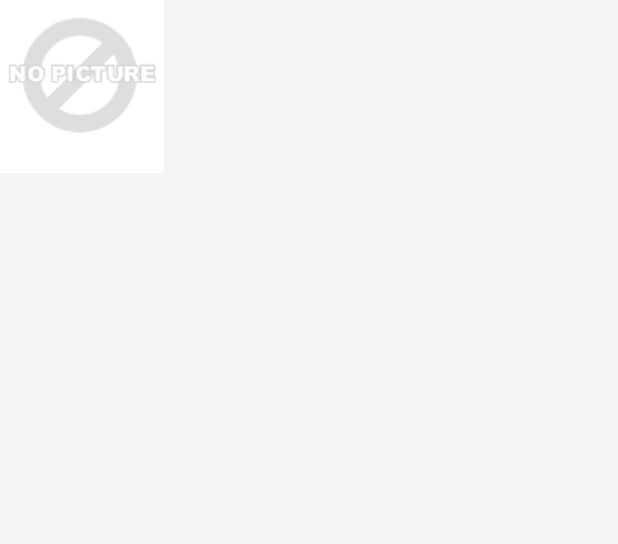
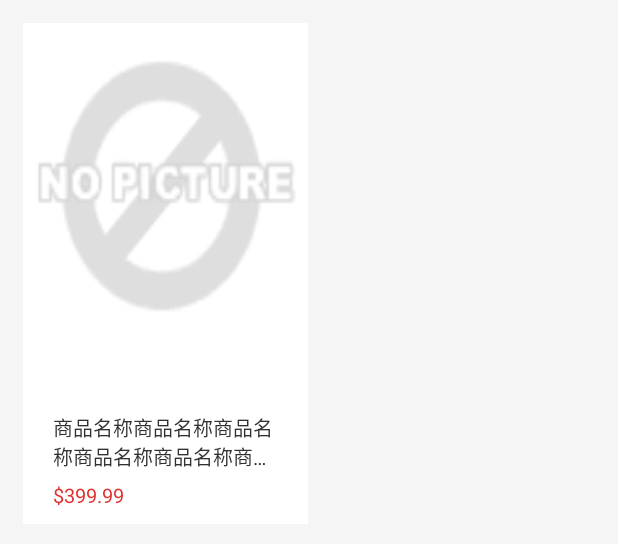
Before and after one commit to CQWAN/fulicenter-201612, an Android app: the layout item_goods.xml on its own in the app's theme, with its tools: preview values and no code run, on a phone screen of 412 x 824 dp. Shown: the top 544 px of the screen. Run offline under Robolectric (Android 15) with nearby library versions, the phone set to English and light mode, and no system bars.

Commit message:
创建新品适配器

```diff
--- a/app/build.gradle
+++ b/app/build.gradle
@@ -34,4 +34,5 @@ dependencies {
     compile 'com.android.support:recyclerview-v7:25.0.0'
     testCompile 'junit:junit:4.12'
     annotationProcessor 'com.jakewharton:butterknife-compiler:8.5.1'
+
 }
--- a/app/src/main/AndroidManifest.xml
+++ b/app/src/main/AndroidManifest.xml
@@ -2,6 +2,7 @@
 <manifest xmlns:android="http://schemas.android.com/apk/res/android"
     package="cn.ucai.fulicenter">
 
+    <uses-permission android:name="android.permission.INTERNET" />
     <application
         android:name=".application.FuLiCenterApplication"
         android:allowBackup="true"
--- a/app/src/main/java/cn/ucai/fulicenter/model/net/INewGoodsModel.java
+++ b/app/src/main/java/cn/ucai/fulicenter/model/net/INewGoodsModel.java
@@ -1,11 +1,13 @@
 package cn.ucai.fulicenter.model.net;
 
 import android.content.Context;
+
+import cn.ucai.fulicenter.model.bean.NewGoodsBean;
 
 /**
  * Created by LPP on 2017/3/15.
  */
 
 public interface INewGoodsModel {
-    void loadData(Context context,int pageId,OnCompleteListener onCompleteListener);
+    void loadData(Context context,int pageId,OnCompleteListener<NewGoodsBean[]> onCompleteListener);
 }
--- a/app/src/main/java/cn/ucai/fulicenter/model/net/NewGoodsModel.java
+++ b/app/src/main/java/cn/ucai/fulicenter/model/net/NewGoodsModel.java
@@ -12,12 +12,12 @@ import cn.ucai.fulicenter.model.utils.OkHttpUtils;
 
 public class NewGoodsModel implements INewGoodsModel {
     @Override
-    public void loadData(Context context, int pageId,OnCompleteListener onCompleteListener) {
+    public void loadData(Context context, int pageId,OnCompleteListener<NewGoodsBean[]> onCompleteListener) {
         OkHttpUtils<NewGoodsBean[]> okHttpUtils = new OkHttpUtils<>(context);
         okHttpUtils.setRequestUrl(I.REQUEST_FIND_NEW_BOUTIQUE_GOODS)
                 .addParam(I.NewAndBoutiqueGoods.CAT_ID, String.valueOf(I.CAT_ID))
                 .addParam(I.PAGE_ID,String.valueOf(pageId))
-                .addParam(I.PAGE_SIZE,String.valueOf(I.PAGE_ID_DEFAULT))
+                .addParam(I.PAGE_SIZE,String.valueOf(I.PAGE_SIZE_DEFAULT))
                 .targetClass(NewGoodsBean[].class)
                 .execute(onCompleteListener);
     }
--- a/app/src/main/java/cn/ucai/fulicenter/model/net/OnCompleteListener.java
+++ b/app/src/main/java/cn/ucai/fulicenter/model/net/OnCompleteListener.java
@@ -6,5 +6,5 @@ import cn.ucai.fulicenter.model.utils.OkHttpUtils;
  * Created by LPP on 2017/3/15.
  */
 
-public interface OnCompleteListener extends OkHttpUtils.OnCompleteListener {
+public interface OnCompleteListener<T> extends OkHttpUtils.OnCompleteListener<T> {
 }
--- a/app/src/main/java/cn/ucai/fulicenter/model/utils/OkHttpUtils.java
+++ b/app/src/main/java/cn/ucai/fulicenter/model/utils/OkHttpUtils.java
@@ -3,6 +3,7 @@ package cn.ucai.fulicenter.model.utils;
 import android.content.Context;
 import android.os.Handler;
 import android.os.Message;
+import android.util.Log;
 
 import com.google.gson.Gson;
 
@@ -335,6 +336,7 @@ public class OkHttpUtils<T> {
         call.enqueue(new Callback() {
             @Override
             public void onFailure(Call call, IOException e) {
+                Log.e("main", "onFailure: " + e.getMessage() );
                 Message msg = Message.obtain();
                 msg.what = RESULT_ERROR;
                 msg.obj = e.getMessage();
@@ -343,6 +345,7 @@ public class OkHttpUtils<T> {
 
             @Override
             public void onResponse(Call call, Response response) throws IOException {
+                Log.e("main", "onResponse: " + mClazz);
                 String json = response.body().string();
                 if(mClazz.equals(String.class)){
                     Message msg = Message.obtain();
--- a/app/src/main/java/cn/ucai/fulicenter/model/utils/ResultUtils.java
+++ b/app/src/main/java/cn/ucai/fulicenter/model/utils/ResultUtils.java
@@ -10,6 +10,7 @@ import org.json.JSONObject;
 import java.io.UnsupportedEncodingException;
 import java.net.URLDecoder;
 import java.util.ArrayList;
+import java.util.Arrays;
 import java.util.List;
 
 import cn.ucai.fulicenter.application.I;
@@ -180,5 +181,10 @@ public class ResultUtils {
         }
         return  null;
     }
+    public static <T>  ArrayList<T> array2List(T[] array) {
+        List<T> list = Arrays.asList(array);
+        ArrayList<T> arrayList = new ArrayList<>(list);
+        return arrayList;
+    }
 
 }
--- a/app/src/main/java/cn/ucai/fulicenter/ui/activity/MainActivity.java
+++ b/app/src/main/java/cn/ucai/fulicenter/ui/activity/MainActivity.java
@@ -11,6 +11,7 @@ import butterknife.BindView;
 import butterknife.ButterKnife;
 import butterknife.Unbinder;
 import cn.ucai.fulicenter.R;
+import cn.ucai.fulicenter.ui.fragment.NewGoodsFragment;
 
 public class MainActivity extends AppCompatActivity {
 
@@ -36,6 +37,8 @@ public class MainActivity extends AppCompatActivity {
         super.onCreate(savedInstanceState);
         setContentView(R.layout.activity_main);
         bind = ButterKnife.bind(this);
+
+        getSupportFragmentManager().beginTransaction().replace(R.id.layout_content,new NewGoodsFragment()).commit();
     }
 
     public void onCheckedChange(View view) {
--- a/app/src/main/res/layout/item_goods.xml
+++ b/app/src/main/res/layout/item_goods.xml
@@ -1,10 +1,42 @@
 <?xml version="1.0" encoding="utf-8"?>
-<RelativeLayout xmlns:android="http://schemas.android.com/apk/res/android"
-    android:layout_width="match_parent"
-    android:layout_height="match_parent">
+<LinearLayout xmlns:android="http://schemas.android.com/apk/res/android"
+    android:orientation="vertical"
+    android:layout_width="wrap_content"
+    android:layout_height="wrap_content"
+    android:background="@color/white"
+    android:layout_margin="15dp"
+    android:id="@+id/layout_goods"
+    android:weightSum="1">
     <ImageView
         android:id="@+id/ivNewGoods"
+        android:layout_width="match_parent"
+        android:layout_height="250dp"
+        android:scaleType="fitXY"
+        android:layout_gravity="center"
+        android:src="@drawable/nopic"
+        android:layout_weight="0.42"/>
+    <TextView
+        android:id="@+id/tvGoodsName"
+        android:layout_width="150dp"
+        android:layout_height="wrap_content"
+        android:textColor="@color/item_good_text"
+        android:textSize="13sp"
+        android:maxLines="2"
+        android:ellipsize="end"
+        android:layout_marginTop="10dp"
+        android:layout_marginBottom="3dp"
+        android:layout_marginLeft="20dp"
+        android:layout_marginRight="20dp"
+        android:text="商品名称商品名称商品名称商品名称商品名称商品名称商品名称商品名称商品名称商品名称"/>
+    <TextView
+        android:id="@+id/tvGoodsPrice"
         android:layout_width="wrap_content"
         android:layout_height="wrap_content"
-        android:src="@drawable/nopic"/>
-</RelativeLayout>
+        android:textColor="@color/item_good_price"
+        android:textSize="13sp"
+        android:layout_marginTop="3dp"
+        android:layout_marginBottom="10dp"
+        android:layout_marginLeft="20dp"
+        android:layout_marginRight="20dp"
+        android:text="$399.99"/>
+</LinearLayout>
```
Also changed, not shown: app/src/main/java/cn/ucai/fulicenter/ui/adapter/NewGoodsAdapter.java (added, +62 -0 lines), app/src/main/java/cn/ucai/fulicenter/ui/fragment/NewGoodsFragment.java (+37 -39 lines).
